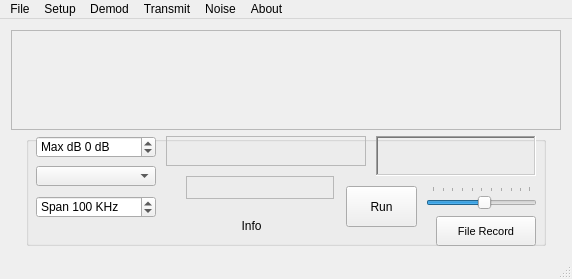
Before: the Qt Designer form winforms/mainwindow.ui in rafael2k/CuteSDR, drawn with Qt 5.
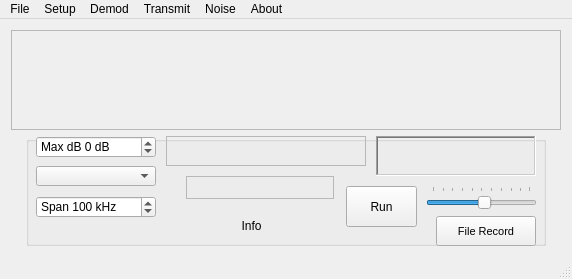
After: the same form once the commit is applied. Custom widgets are drawn as their Qt base class.

What changed in the file:
```diff
--- a/winforms/mainwindow.ui
+++ b/winforms/mainwindow.ui
@@ -213,7 +213,7 @@
           <string>Frequency Span in KHz</string>
          </property>
          <property name="suffix">
-          <string> KHz</string>
+          <string> kHz</string>
          </property>
          <property name="prefix">
           <string>Span </string>
```
Left out of the diff: 2 changed lines with no effect on the pictures.
